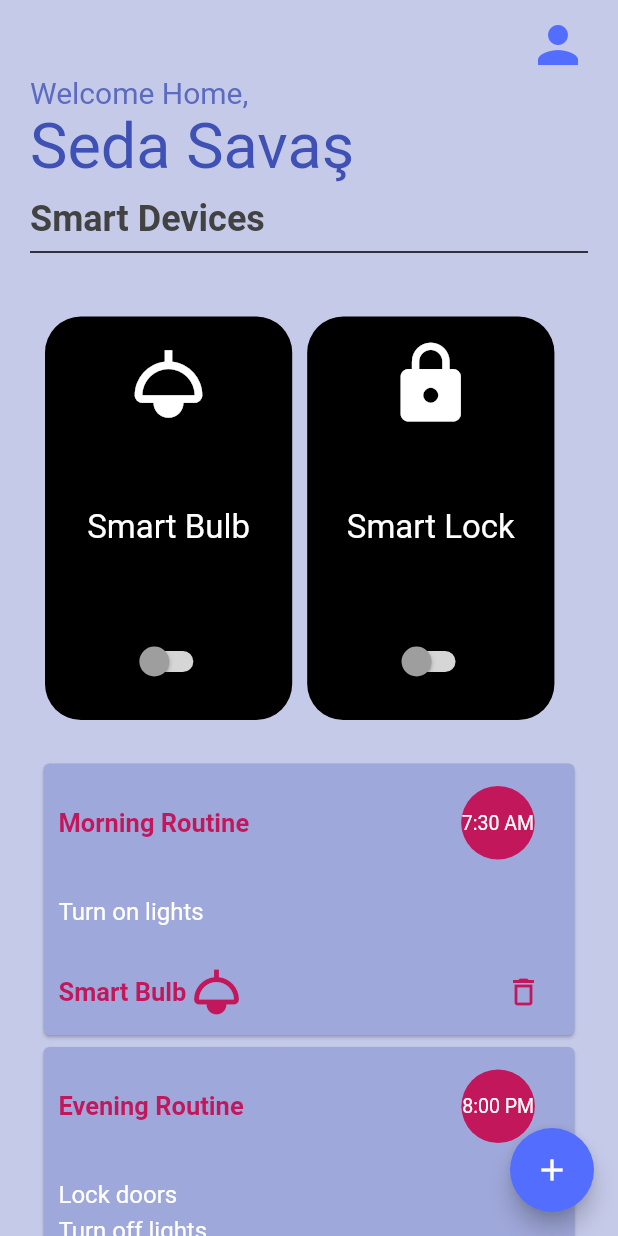
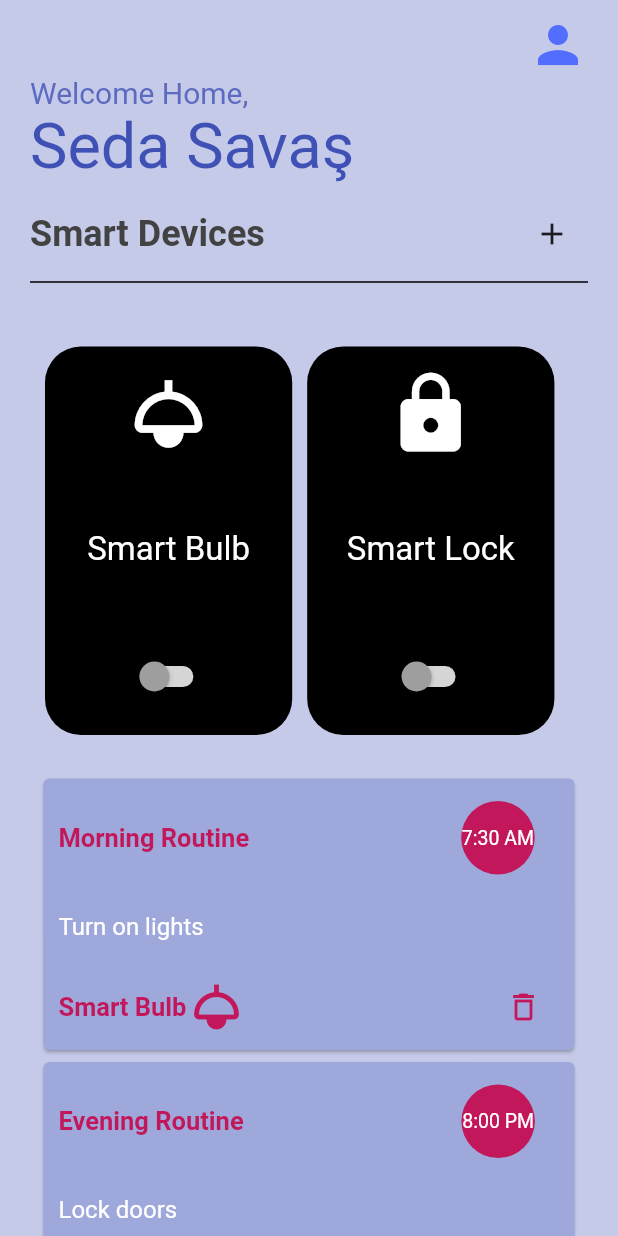
Before and after one commit to sedsax/SmartDevices, a Flutter app: the screen it shows after launch, on a phone screen of 412 x 824 dp. Run offline on Flutter 3.47's test engine with Material 2 defaults, Android fonts, the phone set to English and light mode, and no system bars; our stand-ins replace shared_preferences.

Commit message:
floatingActionButton kaldırıldı, add routine için üste başka bir button eklendi

```diff
--- a/lib/util/welcome_user.dart
+++ b/lib/util/welcome_user.dart
@@ -1,4 +1,5 @@
 import 'package:flutter/material.dart';
+import 'package:smart_devices/view/new_routine.dart';
 
 class WelcomeUser extends StatelessWidget {
   const WelcomeUser({
@@ -28,14 +29,15 @@ class WelcomeUser extends StatelessWidget {
           ),
           Text(
             welcomeMessage,
-            style:
-                TextStyle(fontSize: 20, color: Colors.indigo[400]),
+            style: TextStyle(fontSize: 20, color: Colors.indigo[400]),
           ),
           const Text(
             userName,
             style: TextStyle(fontSize: 42, color: Colors.indigo),
           ),
           const SizedBox(height: 10),
+          Row(
+            children: [
               Text(
                 smartDevices,
                 style: TextStyle(
@@ -43,6 +45,18 @@ class WelcomeUser extends StatelessWidget {
                   fontSize: 24,
                   color: Colors.grey.shade800,
                 ),
+              ),
+              Spacer(),
+              IconButton(
+                  onPressed: () {
+                    Navigator.push(
+                      context,
+                      MaterialPageRoute(
+                          builder: (context) => const NewRoutinePage()),
+                    );
+                  },
+                  icon: Icon(Icons.add))
+            ],
           ),
           const Divider(
             thickness: 1,
--- a/lib/view/home_screen.dart
+++ b/lib/view/home_screen.dart
@@ -15,16 +15,6 @@ class HomeScreen extends StatelessWidget {
   Widget build(BuildContext context) {
     return Scaffold(
       backgroundColor: AppColors.background,
-      floatingActionButton: FloatingActionButton(
-        onPressed: () {
-          Navigator.push(
-            context,
-            MaterialPageRoute(builder: (context) => const NewRoutinePage()),
-          );
-        },
-        backgroundColor: AppColors.floatingButton,
-        child: const Icon(Icons.add),
-      ),
       body: SafeArea(
         child: Consumer<DeviceViewModel>(
           builder: (context, deviceViewModel, _) {
@@ -67,10 +57,24 @@ class HomeScreen extends StatelessWidget {
                     padding: const EdgeInsets.symmetric(horizontal: 25),
                     itemBuilder: (context, index) {
                       final routine = deviceViewModel.routines[index];
-                      return RoutineCard(
-                          routine: routine,
-                          index: index,
-                          deviceViewModel: deviceViewModel);
+                      return GestureDetector
+                      (
+                        onTap: () {
+                          Navigator.push(
+                            context,
+                            MaterialPageRoute(
+                              builder: (context) => DetailScreen(
+                                routine: routine,
+                                index: index,
+                              ),
+                            ),
+                          );
+                        },
+                        child: RoutineCard(
+                            routine: routine,
+                            index: index,
+                            deviceViewModel: deviceViewModel),
+                      );
                     },
                   ),
                 ),
```
Lines whose indentation alone changed are shown as unchanged.
